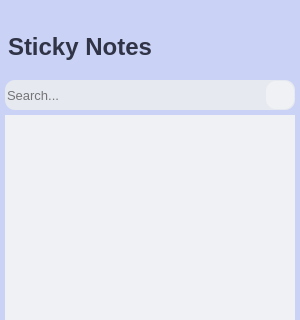
First picture: the form in sticky-notes/mainwindow.ui, repository MapleBKL/sticky-notes, before the edit; both pictures show x 0 to 300 and y 0 to 320 of the 300 by 670 pixel window.
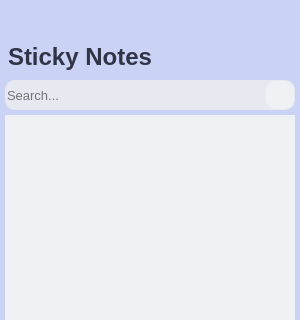
Second picture: the form after the edit. Icons and pictures are not drawn.

Commit message: window layer bug needs fixing

```diff
--- a/sticky-notes/mainwindow.ui
+++ b/sticky-notes/mainwindow.ui
@@ -247,7 +247,7 @@
     <property name="geometry">
      <rect>
       <x>8</x>
-      <y>32</y>
+      <y>42</y>
       <width>171</width>
       <height>30</height>
      </rect>
```
Left out of the diff: 12 changed lines with no effect on the pictures. The commit also changes 5 other files.
